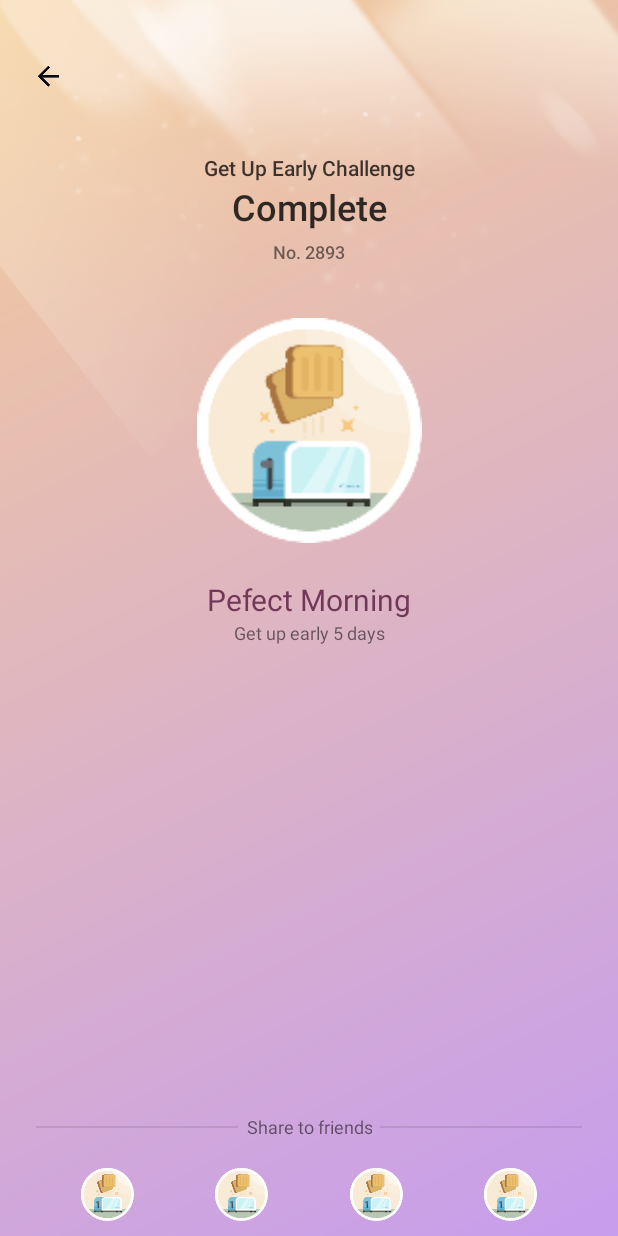
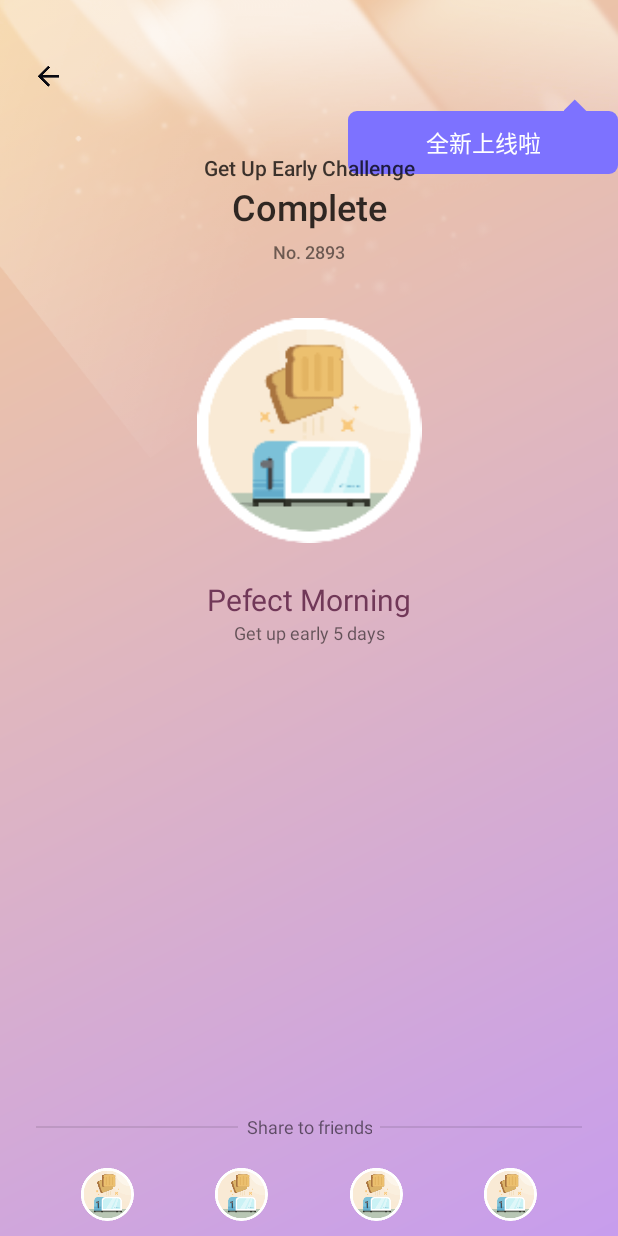
Before and after one commit to chenyi2013/clockin, an Android app: the ClockInCompleteActivity screen opened directly, with no data from a screen before it, on a phone screen of 412 x 824 dp. Run offline under Robolectric (Android 15) with nearby library versions, the phone set to English and light mode, and no system bars.

Commit message:
修改布局

```diff
--- /dev/null
+++ b/app/src/main/res/drawable/bg_rectangle_corner.xml
@@ -0,0 +1,6 @@
+<?xml version="1.0" encoding="utf-8"?>
+<shape xmlns:android="http://schemas.android.com/apk/res/android"
+    android:shape="rectangle">
+    <solid android:color="#7d72ff" />
+    <corners android:radius="6dp" />
+</shape>
--- /dev/null
+++ b/app/src/main/res/drawable/triangle_up.xml
@@ -0,0 +1,17 @@
+<?xml version="1.0" encoding="utf-8"?>
+<layer-list xmlns:android="http://schemas.android.com/apk/res/android">
+    <!-- 正三角 -->
+    <item>
+        <rotate
+            android:fromDegrees="45"
+            android:pivotX="-40%"
+            android:pivotY="80%">
+            <shape android:shape="rectangle">
+                <size
+                    android:width="16dp"
+                    android:height="16dp" />
+                <solid android:color="#7d72ff" />
+            </shape>
+        </rotate>
+    </item>
+</layer-list>
--- a/app/src/main/res/layout/activity_clock_in_complete.xml
+++ b/app/src/main/res/layout/activity_clock_in_complete.xml
@@ -28,6 +28,40 @@
         android:src="@drawable/ic_clock_in_toolbar_back"
         app:layout_constraintLeft_toLeftOf="parent"
         app:layout_constraintTop_toTopOf="parent" />
+
+
+
+    <RelativeLayout
+        xmlns:android="http://schemas.android.com/apk/res/android"
+        android:layout_width="wrap_content"
+        android:layout_height="wrap_content"
+        app:layout_constraintHorizontal_bias="1"
+        app:layout_constraintRight_toRightOf="parent"
+        app:layout_constraintLeft_toLeftOf="parent"
+        app:layout_constraintTop_toBottomOf="@+id/icon_back"
+       >
+
+        <ImageView
+            android:id="@+id/iv_triangle"
+            android:layout_width="wrap_content"
+            android:layout_height="wrap_content"
+            android:layout_alignRight="@+id/aa"
+            android:layout_marginRight="20dp"
+            android:src="@drawable/triangle_up" />
+
+        <TextView
+            android:id="@+id/aa"
+            android:layout_width="180dp"
+            android:layout_height="42dp"
+            android:layout_below="@+id/iv_triangle"
+            android:layout_centerHorizontal="true"
+            android:background="@drawable/bg_rectangle_corner"
+            android:gravity="center"
+            android:text="全新上线啦"
+            android:textColor="#ffffff"
+            android:textSize="15sp" />
+
+    </RelativeLayout>
 
     <TextView
         android:id="@+id/desc"
```
Also changed, not shown: app/src/main/res/layout/round_bg.xml (added, +28 -0 lines).
